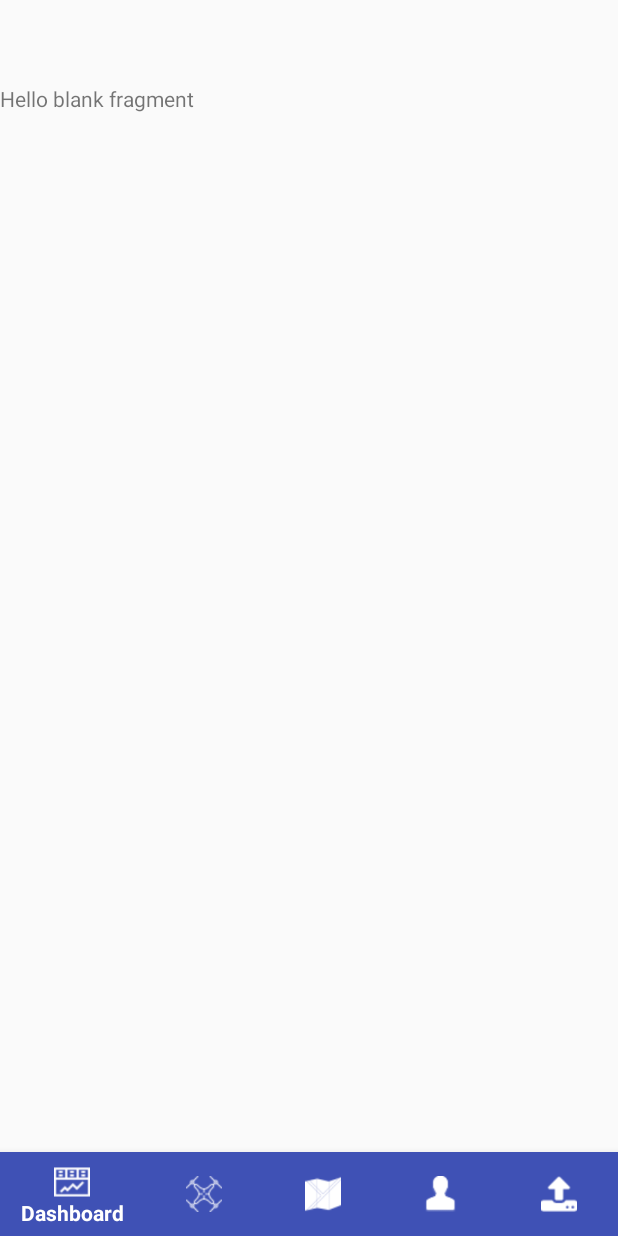
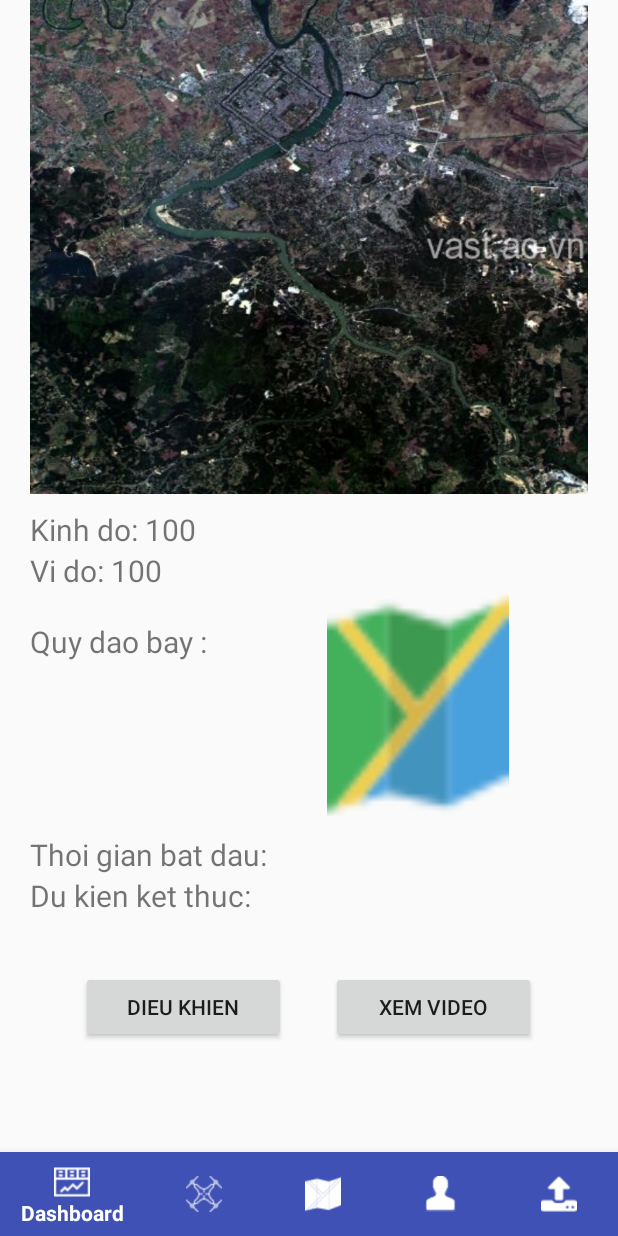
Before and after one commit to xatalakula/drone, an Android app: the fragment OperationDroneFrag placed in its activity, on a phone screen of 412 x 824 dp. Run offline under Robolectric (Android 15) with nearby library versions, the phone set to English and light mode, and no system bars.

Commit message:
chinh sua man hinh thong tin va hoat dong drone trong chi tiet drone

```diff
--- a/app/src/main/res/layout/fragment_operation_drone.xml
+++ b/app/src/main/res/layout/fragment_operation_drone.xml
@@ -1,15 +1,93 @@
 <?xml version="1.0" encoding="utf-8"?>
 <FrameLayout xmlns:android="http://schemas.android.com/apk/res/android"
     xmlns:tools="http://schemas.android.com/tools"
+    android:paddingLeft="20dp"
+    android:paddingRight="20dp"
     android:layout_width="match_parent"
     android:layout_height="match_parent"
-    android:layout_marginTop="?attr/actionBarSize"
     tools:context=".OperationDroneFrag">
 
     <!-- TODO: Update blank fragment layout -->
-    <TextView
+    <LinearLayout
+        android:weightSum="10"
+        android:orientation="vertical"
         android:layout_width="match_parent"
-        android:layout_height="match_parent"
-        android:text="@string/hello_blank_fragment" />
+        android:layout_height="match_parent">
+        <ImageView
+            android:src="@drawable/ic_map_satellite"
+            android:scaleType="fitXY"
+            android:layout_weight="4"
+            android:layout_width="match_parent"
+            android:layout_height="0dp"/>
+        <LinearLayout
+            android:weightSum="7"
+            android:orientation="vertical"
+            android:layout_weight="6"
+            android:layout_width="match_parent"
+            android:layout_height="0dp">
+            <TextView
+                android:text="Kinh do: 100"
+                android:textSize="20dp"
+                android:layout_marginTop="10dp"
+                android:layout_width="match_parent"
+                android:layout_height="wrap_content" />
+            <TextView
+                android:text="Vi do: 100"
+                android:textSize="20dp"
+                android:layout_width="match_parent"
+                android:layout_height="wrap_content" />
+            <LinearLayout
+                android:layout_weight="3"
+                android:weightSum="10"
+                android:orientation="horizontal"
+                android:layout_width="match_parent"
+                android:layout_height="0dp">
+                <TextView
+                    android:text="Quy dao bay :"
+                    android:textSize="20dp"
+                    android:layout_marginTop="20dp"
+                    android:layout_width="wrap_content"
+                    android:layout_height="wrap_content" />
+                <ImageView
+                    android:src="@drawable/ic_map"
+                    android:scaleType="fitXY"
+                    android:layout_marginLeft="80dp"
+                    android:layout_weight="7"
+                    android:layout_width="0dp"
+                    android:layout_height="match_parent" />
+            </LinearLayout>
+            <TextView
+                android:layout_marginTop="10dp"
+                android:text="Thoi gian bat dau: "
+                android:textSize="20dp"
+                android:layout_width="wrap_content"
+                android:layout_height="wrap_content" />
+            <TextView
+                android:text="Du kien ket thuc: "
+                android:textSize="20dp"
+                android:layout_width="wrap_content"
+                android:layout_height="wrap_content" />
+            <LinearLayout
+                android:layout_weight="2"
+                android:layout_marginTop="10dp"
+                android:weightSum="10"
+                android:gravity="center"
+                android:orientation="horizontal"
+                android:layout_width="match_parent"
+                android:layout_height="0dp">
+                <Button
+                    android:text="Dieu khien"
+                    android:layout_marginRight="30dp"
+                    android:layout_weight="4"
+                    android:layout_width="0dp"
+                    android:layout_height="wrap_content" />
+                <Button
+                    android:text="Xem video"
+                    android:layout_weight="4"
+                    android:layout_width="0dp"
+                    android:layout_height="wrap_content" />
+            </LinearLayout>
+        </LinearLayout>
+    </LinearLayout>
 
 </FrameLayout>
```
Also changed, not shown: app/src/main/java/com/example/noname/ttnm12/DetailDroneFrag.java (+30 -39 lines), app/src/main/java/com/example/noname/ttnm12/ManuallyOperateFrag.java (added, +29 -0 lines), app/src/main/java/com/example/noname/ttnm12/SectionsPagerAdapter.java (added, +38 -0 lines), app/src/main/java/com/example/noname/ttnm12/SetupRouteFrag.java (added, +29 -0 lines), app/src/main/java/com/example/noname/ttnm12/StepOneFrag.java (added, +29 -0 lines), app/src/main/java/com/example/noname/ttnm12/SuperviseFrag.java (+4 -5 lines), app/src/main/res/layout/fragment_dash_board.xml (+4 -4 lines), app/src/main/res/layout/fragment_detail_drone.xml (+21 -21 lines), app/src/main/res/layout/fragment_manually_operate.xml (added, +14 -0 lines), app/src/main/res/layout/fragment_setup_route.xml (added, +15 -0 lines), app/src/main/res/layout/fragment_step_one.xml (added, +15 -0 lines), app/src/main/res/drawable/ic_cloud.png (renamed from app/src/main/res/drawable/cloud.png), app/src/main/res/drawable/ic_humidity.png (renamed from app/src/main/res/drawable/humidity.png), app/src/main/res/drawable/ic_map_satellite.JPG (renamed from app/src/main/res/drawable/map_satellite.JPG), 2 more files.
